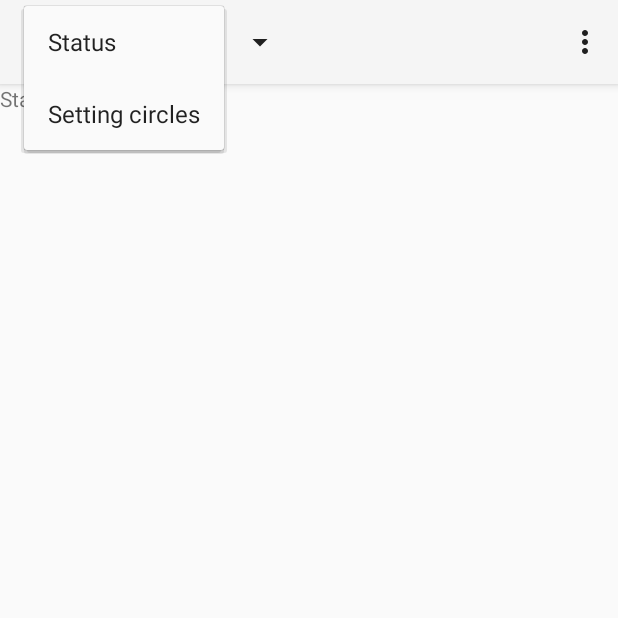
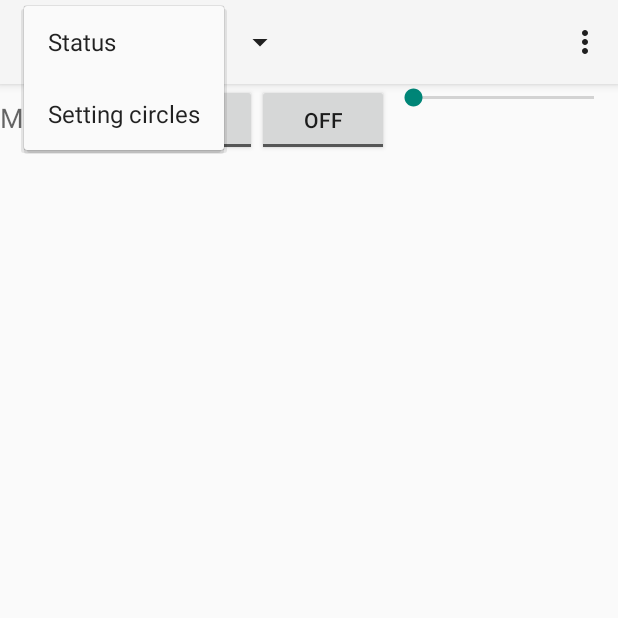
Before and after one commit to WimDeMeester/Vela, an Android app: the screen it shows after launch (MainActivity), after a tap on "Status", on a phone screen of 412 x 824 dp, the top half of it. Run offline under Robolectric (Android 15) with nearby library versions, the phone set to English and light mode, and no system bars.

Commit message:
Show first layout for status.

```diff
--- a/app/src/main/res/layout/fragment_main.xml
+++ b/app/src/main/res/layout/fragment_main.xml
@@ -6,7 +6,7 @@
     android:paddingBottom="@dimen/activity_vertical_margin"
     tools:context=".MainActivity$PlaceholderFragment">
 
-    <TextView android:text="@string/hello_world" android:layout_width="wrap_content"
+    <TextView android:text="@string/not_available" android:layout_width="wrap_content"
         android:layout_height="wrap_content" />
 
 </RelativeLayout>
--- a/app/src/main/res/layout/fragment_status.xml
+++ b/app/src/main/res/layout/fragment_status.xml
@@ -1,9 +1,38 @@
-<FrameLayout xmlns:android="http://schemas.android.com/apk/res/android"
+<LinearLayout xmlns:android="http://schemas.android.com/apk/res/android"
     xmlns:tools="http://schemas.android.com/tools" android:layout_width="match_parent"
+    android:orientation="horizontal"
     android:layout_height="match_parent" tools:context="org.deepskylog.vela.StatusFragment">
 
     <!-- TODO: Update blank fragment layout -->
-    <TextView android:layout_width="match_parent" android:layout_height="match_parent"
-        android:text="@string/hello_blank_fragment" />
 
-</FrameLayout>
+    <Space
+        android:layout_width="wrap_content"
+        android:layout_height="match_parent" />
+
+    <TextView
+        android:layout_width="wrap_content"
+        android:layout_height="wrap_content"
+        android:textAppearance="?android:attr/textAppearanceMedium"
+        android:text="Mirror Fan"
+        android:id="@+id/textView" />
+
+    <ToggleButton
+        android:layout_width="wrap_content"
+        android:layout_height="wrap_content"
+        android:text="New ToggleButton"
+        android:id="@+id/toggleButton2" />
+
+    <ToggleButton
+        android:layout_width="wrap_content"
+        android:layout_height="wrap_content"
+        android:text="New ToggleButton"
+        android:id="@+id/toggleButton" />
+
+    <SeekBar
+        android:layout_width="wrap_content"
+        android:layout_height="wrap_content"
+        android:id="@+id/seekBar"
+        android:layout_weight="0.80" />
+
+
+</LinearLayout>
--- a/app/src/main/res/values/strings.xml
+++ b/app/src/main/res/values/strings.xml
@@ -4,7 +4,7 @@
     <string name="app_name">Vela TCS</string>
     <string name="title_section1">Status</string>
     <string name="title_section2">Setting circles</string>
-    <string name="hello_world">Not yet available in this version of Vela TCS.</string>
+    <string name="not_available">Not yet available in this version of Vela TCS.</string>
     <string name="action_settings">Settings</string>
     <string name="title_activity_settings">Vela Settings</string>
     <string name="hello_blank_fragment">Status</string>
```
